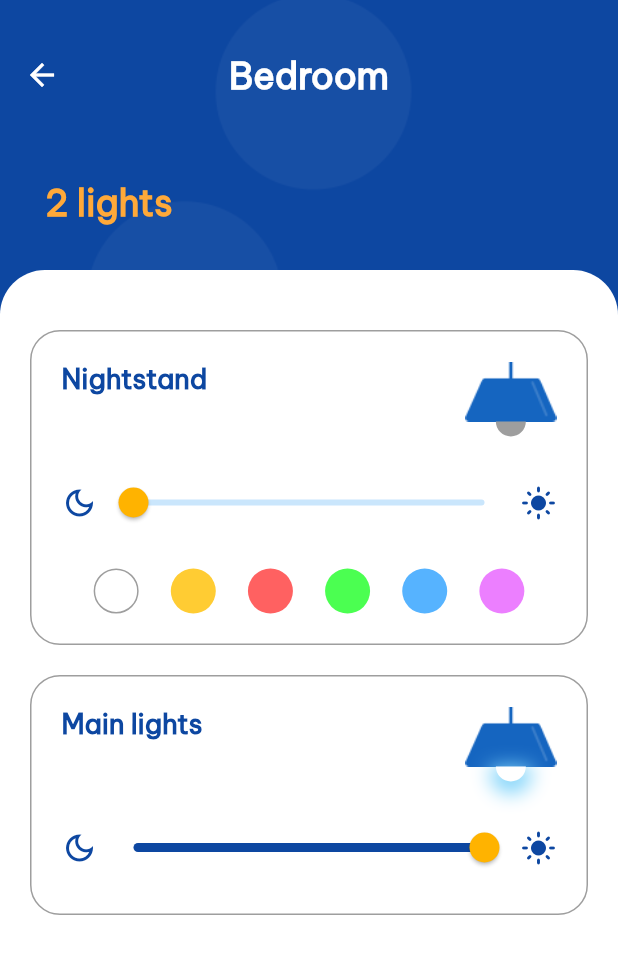
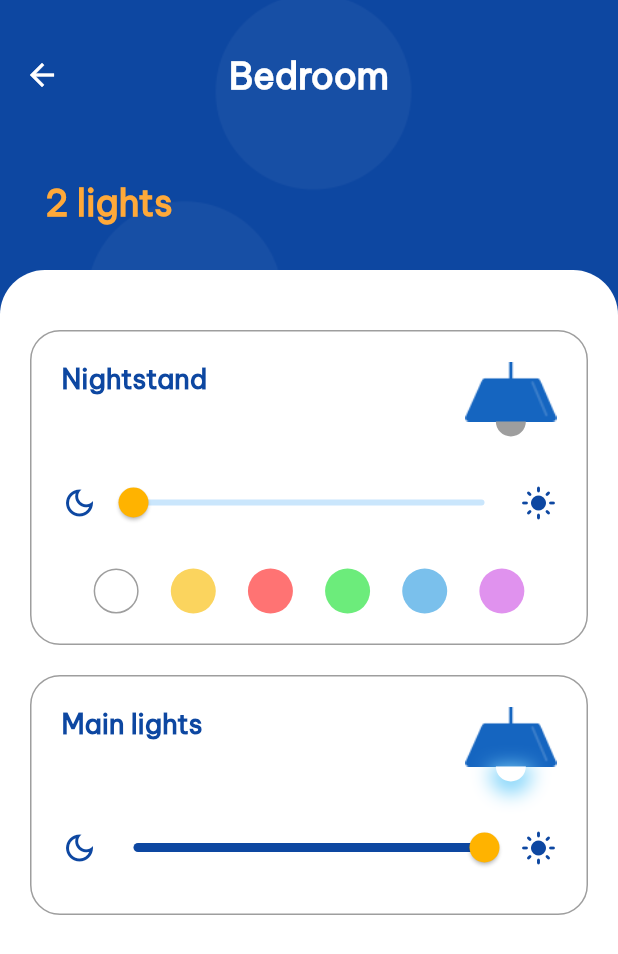
Before and after one commit to Mayank-9018/SmartHome, a Flutter app: the screen it shows after launch, after a tap on "Bedroom", on a phone screen of 412 x 824 dp. Shown: the top 954 px of the screen. Run offline on Flutter 3.47's test engine with Material 2 defaults, Android fonts, the phone set to English and light mode, and no system bars.

Commit message:
More softer colors

```diff
--- a/lib/components/light_card.dart
+++ b/lib/components/light_card.dart
@@ -166,13 +166,12 @@ class ColorPallete extends StatelessWidget {
   const ColorPallete(this.light, {Key? key}) : super(key: key);
 
   final List<Color> colors = const [
-    //TODO: Update colors to a softer shade
     Color(0xFFFFFFFF),
-    Color.fromARGB(255, 255, 204, 51),
-    Color.fromARGB(255, 255, 97, 97),
-    Color.fromARGB(255, 75, 255, 81),
-    Color.fromARGB(255, 86, 179, 255),
-    Color.fromARGB(255, 236, 127, 255),
+    Color.fromARGB(255, 251, 212, 94),
+    Color.fromARGB(255, 255, 115, 115),
+    Color.fromARGB(255, 108, 236, 123),
+    Color.fromARGB(255, 122, 192, 236),
+    Color.fromARGB(255, 224, 146, 238)
   ];
 
   @override
```
